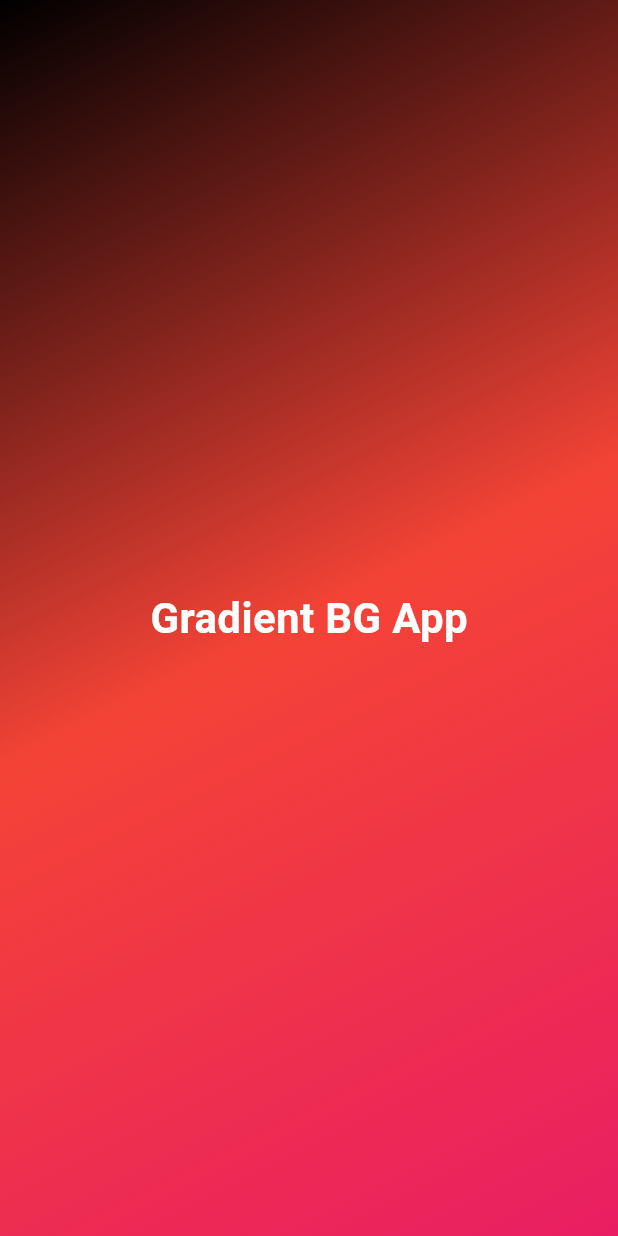
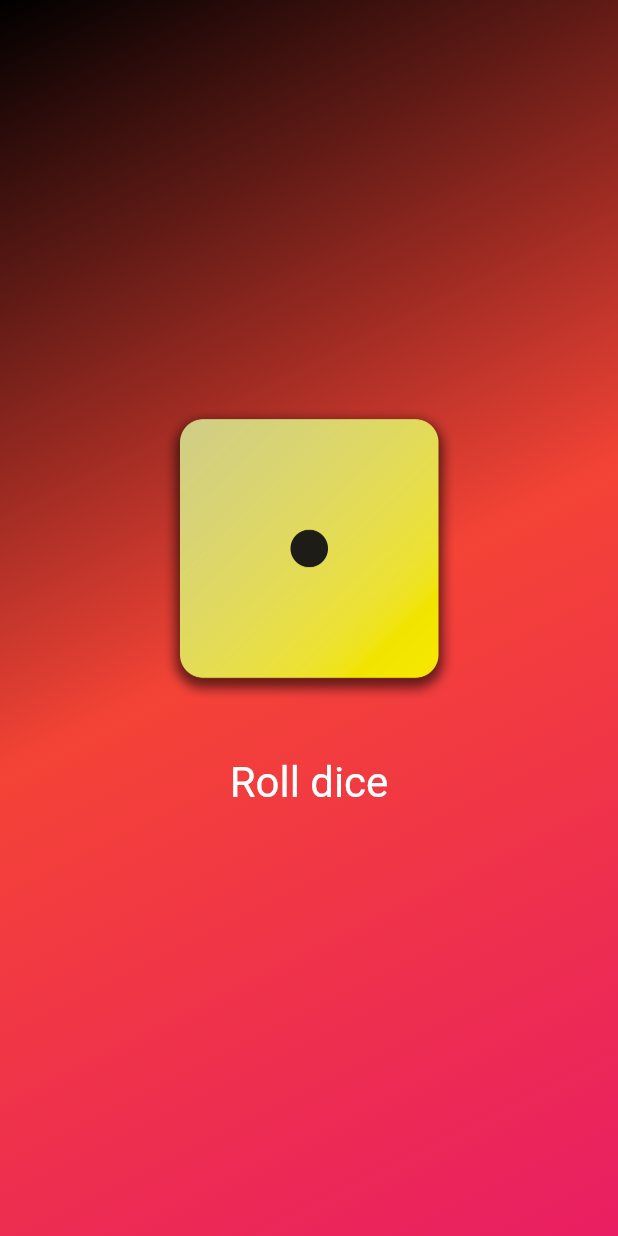
Before and after one commit to yashrawat99/flutter_basics, a Flutter app: the screen it shows after launch, on a phone screen of 412 x 824 dp. Run offline on Flutter 3.47's test engine with Material 3 defaults, Android fonts, the phone set to English and light mode, and no system bars.

Commit message:
feat: added images and padding

```diff
--- a/lib/gradient_container.dart
+++ b/lib/gradient_container.dart
@@ -1,5 +1,4 @@
 import 'package:flutter/material.dart';
-import 'package:first_app/custom_text.dart';
 
 const beginAlignment = Alignment.topLeft;
 const endAlignment = Alignment.bottomRight;
@@ -7,9 +6,13 @@ const endAlignment = Alignment.bottomRight;
 // Alignment beginAlignment = Alignment.topLeft;
 // positional argument are always required
 // named argument are optional but we can add required to it
+
+// Image.asset() is a contructor function
 class GradientContainer extends StatelessWidget {
   const GradientContainer(this.colors, {super.key});
   final List<Color> colors;
+
+  void rollDice() {}
   @override
   Widget build(BuildContext context) {
     return Container(
@@ -20,9 +23,32 @@ class GradientContainer extends StatelessWidget {
           end: endAlignment,
         ),
       ),
-      child: const Center(
-        child: CustomText(
-          "Gradient BG App",
+      child: Center(
+        child: Column(
+          mainAxisSize: MainAxisSize.min,
+          children: [
+            Image.asset(
+              "assets/imgs/dice-1.png",
+              width: 200,
+            ),
+            const SizedBox(
+              height: 20,
+            ), //to add empty height in between
+            TextButton(
+              onPressed: rollDice,
+              style: TextButton.styleFrom(
+                  foregroundColor: Colors.white,
+                  padding: const EdgeInsets.all(
+                    20,
+                  ), //for padding
+                  textStyle: const TextStyle(
+                    fontSize: 28,
+                  )),
+              child: const Text(
+                "Roll dice",
+              ),
+            )
+          ],
         ),
       ),
     );
```
Also changed, not shown: pubspec.yaml (+9 -7 lines), assets/imgs/dice-1.png (added), assets/imgs/dice-2.png (added), assets/imgs/dice-3.png (added), assets/imgs/dice-4.png (added), assets/imgs/dice-5.png (added), assets/imgs/dice-6.png (added).
